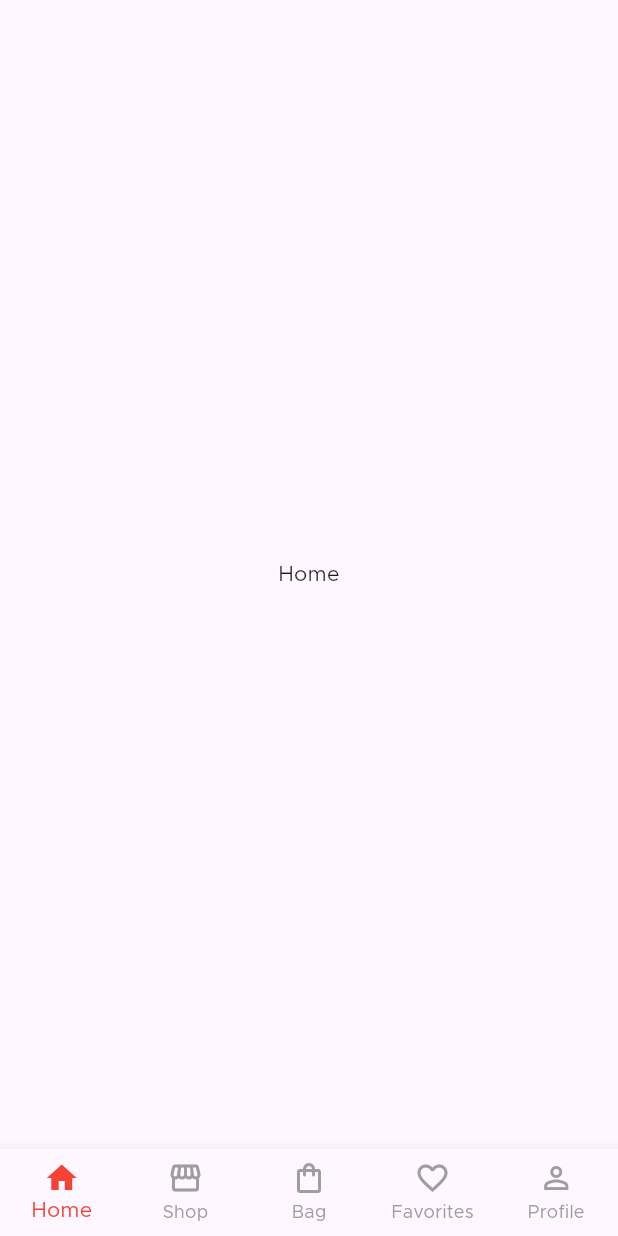
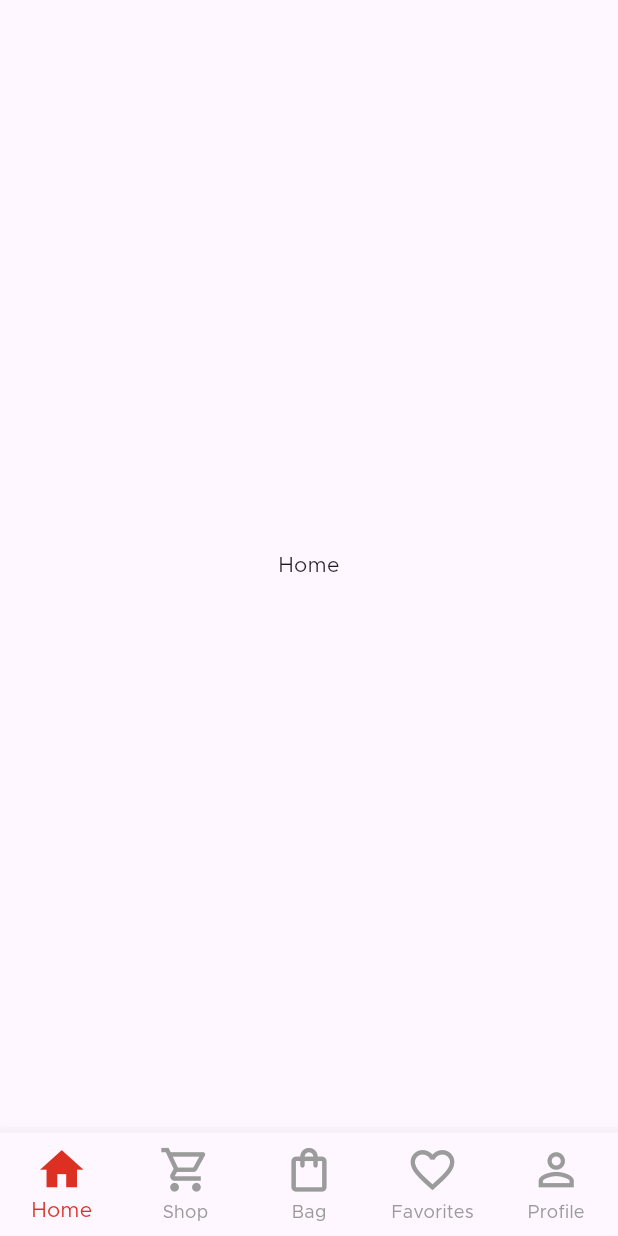
Before and after one commit to maslma/training_ecommerce_app, a Flutter app: the HomeView screen opened by its route, on a phone screen of 412 x 824 dp. Run offline on Flutter 3.47's test engine with Material 3 defaults, Android fonts, the phone set to English and light mode, and no system bars; our stand-ins replace flutter_bloc.

Commit message:
Edit Bottom Nav Bar

```diff
--- a/lib/core/routes/app_router.dart
+++ b/lib/core/routes/app_router.dart
@@ -1,9 +1,8 @@
 import 'package:ecommerce/features/auth/presentation/views/forgot_password_view.dart';
-import 'package:ecommerce/features/home/presentaion/view/data/cubit.dart';
+import 'package:ecommerce/features/home/presentaion/view/data/home_cubit.dart';
 import 'package:ecommerce/features/home/presentaion/view/home_view.dart';
 import 'package:flutter/material.dart';
 import 'package:flutter_bloc/flutter_bloc.dart';
-
 import '../../features/auth/presentation/views/login_view.dart';
 import '../../features/auth/presentation/views/sign_up_view.dart';
 import '../../features/splash/presentation/views/splash_view.dart';
@@ -25,7 +24,7 @@ abstract class AppRouter {
       case Routes.home:
         return MaterialPageRoute(
           builder: (context) => MultiBlocProvider(
-            providers: [BlocProvider(create: (_) => MainCubit())],
+            providers: [BlocProvider(create: (_) => HomeCubit())],
             child: const HomeView(),
           ),
         );
--- a/lib/features/home/presentaion/view/data/cubit.dart
+++ /dev/null
@@ -1,10 +0,0 @@
-import 'package:ecommerce/features/home/presentaion/view/data/state.dart';
-import 'package:flutter_bloc/flutter_bloc.dart';
-
-class MainCubit extends Cubit<MainState> {
-  MainCubit() : super(MainState(currentIndex: 0));
-
-  void changeTab(int index) {
-    emit(state.copyWith(currentIndex: index));
-  }
-}
--- /dev/null
+++ b/lib/features/home/presentaion/view/data/home_cubit.dart
@@ -0,0 +1,24 @@
+import 'package:ecommerce/features/home/presentaion/view/data/home_state.dart';
+import 'package:flutter/material.dart';
+import 'package:flutter_bloc/flutter_bloc.dart';
+
+class HomeCubit extends Cubit<HomeState> {
+  HomeCubit() : super(BottomNavInitial());
+
+  int currentIndex = 0;
+
+  final List<Widget> pages = const [
+    Center(child: Text("Home")),
+    Center(child: Text("Shop")),
+    Center(child: Text("Bag")),
+    Center(child: Text("Favorites")),
+    Center(child: Text("Profile")),
+  ];
+
+  Widget get currentPage => pages[currentIndex];
+
+  void changeTab(int index) {
+    currentIndex = index;
+    emit(BottomNavChanged(index));
+  }
+}
--- /dev/null
+++ b/lib/features/home/presentaion/view/data/home_state.dart
@@ -0,0 +1,12 @@
+abstract class HomeState {}
+
+// BottomNavBar
+class BottomNavInitial extends HomeState {
+  final int currentIndex = 0;
+}
+
+class BottomNavChanged extends HomeState {
+  final int currentIndex;
+
+  BottomNavChanged(this.currentIndex);
+}
--- a/lib/features/home/presentaion/view/data/state.dart
+++ /dev/null
@@ -1,9 +0,0 @@
-class MainState {
-  final int currentIndex;
-
-  MainState({required this.currentIndex});
-
-  MainState copyWith({int? currentIndex}) {
-    return MainState(currentIndex: currentIndex ?? this.currentIndex);
-  }
-}
--- a/lib/features/home/presentaion/view/home_view.dart
+++ b/lib/features/home/presentaion/view/home_view.dart
@@ -1,5 +1,5 @@
-import 'package:ecommerce/features/home/presentaion/view/data/cubit.dart';
-import 'package:ecommerce/features/home/presentaion/view/data/state.dart';
+import 'package:ecommerce/features/home/presentaion/view/data/home_cubit.dart';
+import 'package:ecommerce/features/home/presentaion/view/data/home_state.dart';
 import 'package:ecommerce/features/home/presentaion/view/widget/bottom_navigation_widget.dart';
 import 'package:flutter/material.dart';
 import 'package:flutter_bloc/flutter_bloc.dart';
@@ -9,21 +9,14 @@ class HomeView extends StatelessWidget {
 
   @override
   Widget build(BuildContext context) {
-    return BlocBuilder<MainCubit, MainState>(
+    return BlocBuilder<HomeCubit, HomeState>(
       builder: (context, state) {
-        final pages = [
-          const Center(child: Text("Home")),
-          const Center(child: Text("Shop")),
-          const Center(child: Text("Bag")),
-          const Center(child: Text("Favorites")),
-          const Center(child: Text("Profile")),
-        ];
-
+        final Cubit = context.read<HomeCubit>();
         return Scaffold(
-          body: pages[state.currentIndex],
+          body: Cubit.currentPage,
           bottomNavigationBar: AppBottomNavBar(
-            currentIndex: state.currentIndex,
-            onTap: (i) => context.read<MainCubit>().changeTab(i),
+            currentIndex: Cubit.currentIndex,
+            onTap: Cubit.changeTab,
           ),
         );
       },
--- a/lib/features/home/presentaion/view/widget/bottom_navigation_widget.dart
+++ b/lib/features/home/presentaion/view/widget/bottom_navigation_widget.dart
@@ -1,3 +1,4 @@
+import 'package:ecommerce/core/theme/app_colors.dart';
 import 'package:flutter/material.dart';
 
 class AppBottomNavBar extends StatelessWidget {
@@ -15,25 +16,28 @@ class AppBottomNavBar extends StatelessWidget {
     return BottomNavigationBar(
       type: BottomNavigationBarType.fixed,
       currentIndex: currentIndex,
-      selectedItemColor: Colors.red,
-      unselectedItemColor: Colors.grey,
+      selectedItemColor: AppColors.primaryColor,
+      unselectedItemColor: AppColors.grayColor,
       onTap: onTap,
       items: const [
-        BottomNavigationBarItem(icon: Icon(Icons.home), label: "Home"),
         BottomNavigationBarItem(
-          icon: Icon(Icons.storefront_outlined),
+          icon: Icon(Icons.home, size: 35),
+          label: "Home",
+        ),
+        BottomNavigationBarItem(
+          icon: Icon(Icons.shopping_cart_outlined, size: 35),
           label: "Shop",
         ),
         BottomNavigationBarItem(
-          icon: Icon(Icons.shopping_bag_outlined),
+          icon: Icon(Icons.shopping_bag_outlined, size: 35),
           label: "Bag",
         ),
         BottomNavigationBarItem(
-          icon: Icon(Icons.favorite_border),
+          icon: Icon(Icons.favorite_border, size: 35),
           label: "Favorites",
         ),
         BottomNavigationBarItem(
-          icon: Icon(Icons.person_outline),
+          icon: Icon(Icons.person_outline, size: 35),
           label: "Profile",
         ),
       ],
```
